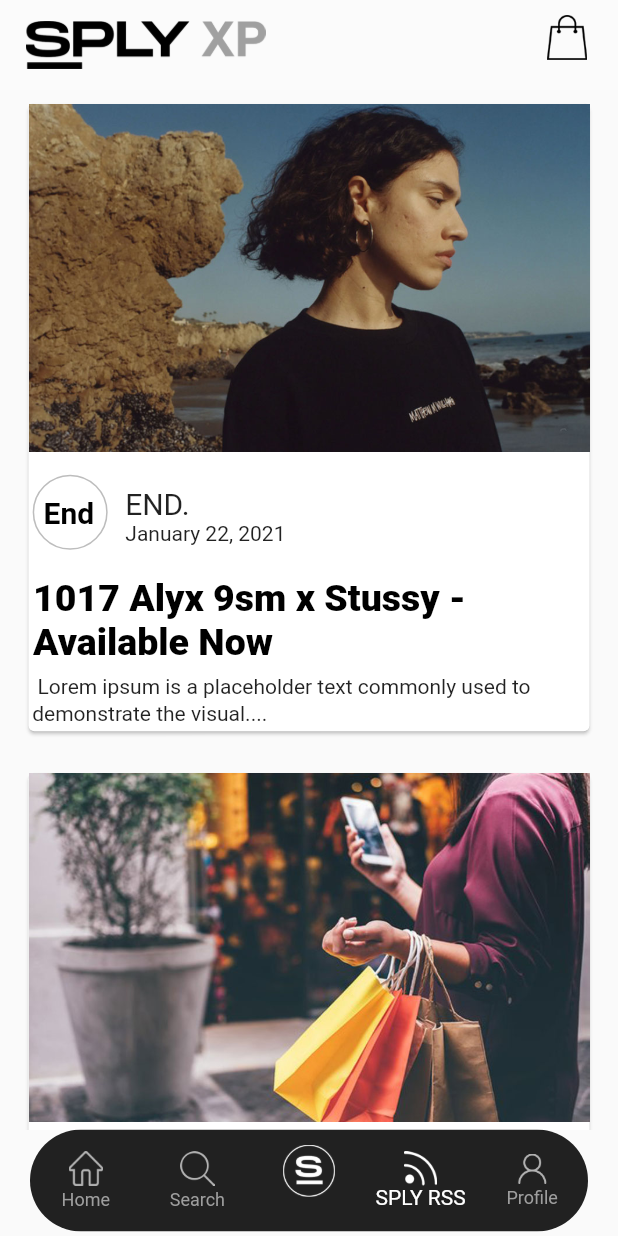
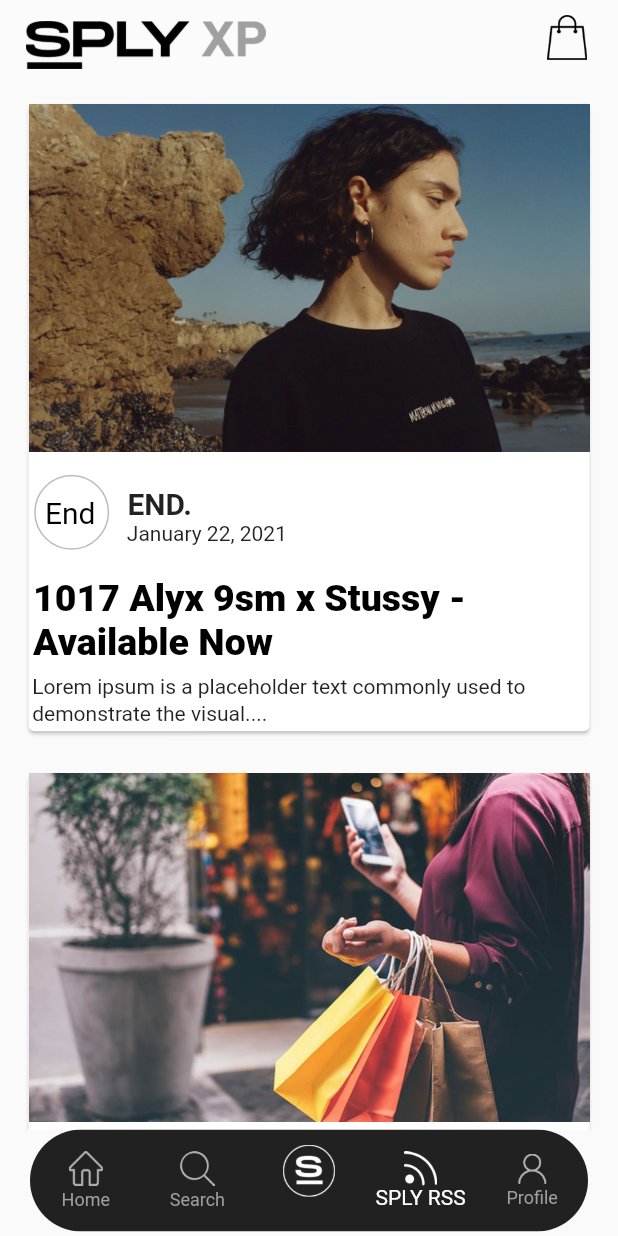
Before and after one commit to ZohaibAlvi98/appFrontend, a Flutter app: the screen it shows after launch, item 4 of the bottom bar chosen, on a phone screen of 412 x 824 dp. Run offline on Flutter 3.47's test engine with Material 2 defaults, Android fonts, the phone set to English and light mode, and no system bars; our stand-ins replace carousel_slider, chewie, image_picker, video_player; missing offline and left inert: dart:ffi.

Commit message:
added rss fixes

```diff
--- a/lib/views/sply-network.dart
+++ b/lib/views/sply-network.dart
@@ -49,7 +49,7 @@ Widget cards(width, img) {
                 child: Row(
                   children: [
                     Container(
-                      margin: EdgeInsets.symmetric(vertical: 15, horizontal: 1),
+                      margin: EdgeInsets.symmetric(vertical: 15, horizontal: 2),
                       width: width * 0.13,
                       height: 50,
                       decoration: new BoxDecoration(
@@ -69,7 +69,7 @@ Widget cards(width, img) {
                           style: TextStyle(
                               fontSize: width < 400 ? 16 : 20,
                               color: Colors.black,
-                              fontWeight: FontWeight.w700),
+                              fontWeight: FontWeight.w400),
                         ),
                       ),
                     ),
@@ -79,16 +79,17 @@ Widget cards(width, img) {
                           children: [
                             Padding(
                               padding: width < 400
-                                  ? EdgeInsets.only(right: 50.0)
+                                  ? EdgeInsets.only(right: 45.0)
                                   : EdgeInsets.only(right: 55.0),
                               child: Text(
                                 'END.',
-                                style:
-                                    TextStyle(fontSize: width < 400 ? 18 : 20),
+                                style: TextStyle(
+                                    fontSize: width < 400 ? 18 : 20,
+                                    fontWeight: FontWeight.w700),
                               ),
                             ),
                             Padding(
-                              padding: EdgeInsets.only(left: 9.0),
+                              padding: EdgeInsets.only(left: 8.0),
                               child: Text(
                                 'January 22, 2021',
                                 style:
@@ -121,7 +122,7 @@ Widget cards(width, img) {
                       child: Padding(
                         padding: EdgeInsets.only(top: 6.0, left: 2.5),
                         child: Text(
-                          ' Lorem ipsum is a placeholder text commonly used to demonstrate the visual....',
+                          'Lorem ipsum is a placeholder text commonly used to demonstrate the visual....',
                           style: TextStyle(height: 1.3),
                         ),
                       ),
```
